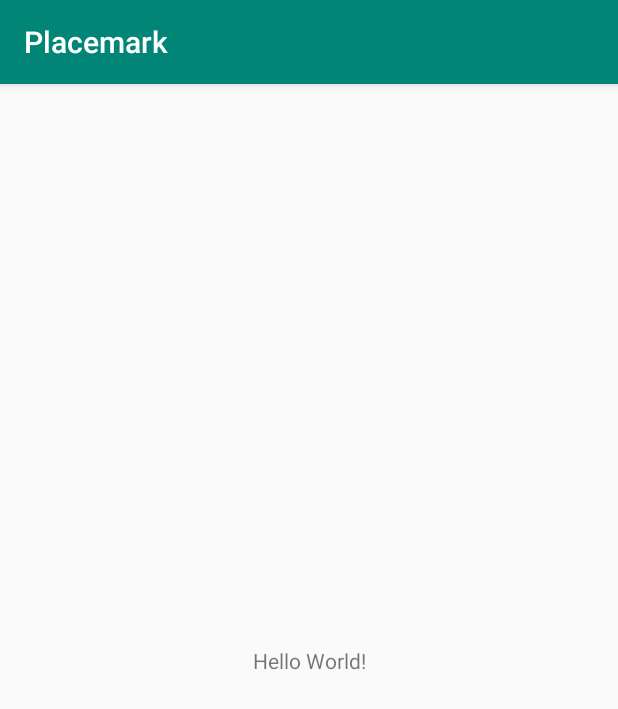
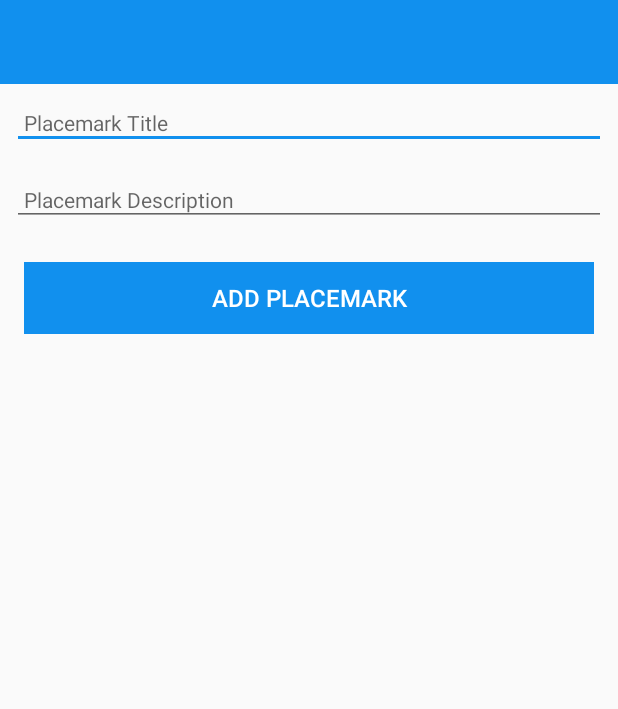
Before and after one commit to ddrohan/placemark, an Android app: the screen it shows after launch (PlacemarkActivity), on a phone screen of 412 x 824 dp. Shown: the top 709 px of the screen. Run offline under Robolectric (Android 15) with nearby library versions, the phone set to English and light mode, and no system bars.

Commit message:
Added Model and Storing to Arraylist

```diff
--- a/app/build.gradle
+++ b/app/build.gradle
@@ -28,6 +28,7 @@ dependencies {
     implementation 'com.android.support:appcompat-v7:28.0.0'
     implementation 'com.android.support.constraint:constraint-layout:1.1.3'
     implementation 'org.jetbrains.anko:anko-commons:0.10.8'
+    implementation 'com.android.support:design:28.0.0'
 
     testImplementation 'junit:junit:4.12'
     androidTestImplementation 'com.android.support.test:runner:1.0.2'
--- a/app/src/main/AndroidManifest.xml
+++ b/app/src/main/AndroidManifest.xml
@@ -9,7 +9,7 @@
             android:roundIcon="@mipmap/ic_launcher_round"
             android:supportsRtl="true"
             android:theme="@style/AppTheme">
-        <activity android:name=".PlacemarkActivity">
+        <activity android:name=".activities.PlacemarkActivity">
             <intent-filter>
                 <action android:name="android.intent.action.MAIN"/>
 
--- a/app/src/main/java/org/wit/placemark/PlacemarkActivity.kt
+++ /dev/null
@@ -1,16 +0,0 @@
-package org.wit.placemark
-
-import android.support.v7.app.AppCompatActivity
-import android.os.Bundle
-import org.jetbrains.anko.AnkoLogger
-import org.jetbrains.anko.info
-
-class PlacemarkActivity : AppCompatActivity(), AnkoLogger {
-
-    override fun onCreate(savedInstanceState: Bundle?) {
-        super.onCreate(savedInstanceState)
-        setContentView(R.layout.activity_placemark)
-
-        info("Placemark Activity started..")
-    }
-}
--- /dev/null
+++ b/app/src/main/java/org/wit/placemark/activities/PlacemarkActivity.kt
@@ -0,0 +1,34 @@
+package org.wit.placemark.activities
+
+import android.support.v7.app.AppCompatActivity
+import android.os.Bundle
+import kotlinx.android.synthetic.main.activity_placemark.*
+import org.jetbrains.anko.AnkoLogger
+import org.jetbrains.anko.info
+import org.jetbrains.anko.toast
+import org.wit.placemark.R
+import org.wit.placemarks.models.PlacemarkModel
+
+class PlacemarkActivity : AppCompatActivity(), AnkoLogger {
+
+    var placemark = PlacemarkModel()
+    val placemarks = ArrayList<PlacemarkModel>()
+
+    override fun onCreate(savedInstanceState: Bundle?) {
+        super.onCreate(savedInstanceState)
+        setContentView(R.layout.activity_placemark)
+
+        btnAdd.setOnClickListener() {
+            placemark.title = placemarkTitle.text.toString()
+            placemark.description = placemarkDescription.text.toString()
+
+            if (placemark.title.isNotEmpty() &&  placemark.description.isNotEmpty()) {
+                placemarks.add(placemark)
+                info("added : $placemarks")
+            }
+            else {
+                toast ("Please Enter a title")
+            }
+        }
+    }
+}
--- /dev/null
+++ b/app/src/main/java/org/wit/placemarks/models/PlacemarkModel.kt
@@ -0,0 +1,3 @@
+package org.wit.placemarks.models
+
+data class PlacemarkModel(var title: String = "", var description: String = "")
--- a/app/src/main/res/layout/activity_placemark.xml
+++ b/app/src/main/res/layout/activity_placemark.xml
@@ -1,19 +1,87 @@
 <?xml version="1.0" encoding="utf-8"?>
 <android.support.constraint.ConstraintLayout
         xmlns:android="http://schemas.android.com/apk/res/android"
+        xmlns:app="http://schemas.android.com/apk/res-auto"
         xmlns:tools="http://schemas.android.com/tools"
-        xmlns:app="http://schemas.android.com/apk/res-auto"
         android:layout_width="match_parent"
         android:layout_height="match_parent"
-        tools:context=".PlacemarkActivity">
+        tools:context="org.wit.placemark.activities.PlacemarkActivity">
 
-    <TextView
-            android:layout_width="wrap_content"
-            android:layout_height="wrap_content"
-            android:text="Hello World!"
+    <RelativeLayout
+            android:layout_width="match_parent"
+            android:layout_height="match_parent"
             app:layout_constraintBottom_toBottomOf="parent"
             app:layout_constraintLeft_toLeftOf="parent"
             app:layout_constraintRight_toRightOf="parent"
-            app:layout_constraintTop_toTopOf="parent"/>
+            app:layout_constraintTop_toTopOf="parent">
 
+        <android.support.design.widget.AppBarLayout
+                android:id="@+id/appBarLayout"
+                android:layout_width="match_parent"
+                android:layout_height="wrap_content"
+                android:background="@color/colorAccent"
+                android:fitsSystemWindows="true"
+                app:elevation="0dip"
+                app:theme="@style/ThemeOverlay.AppCompat.Dark.ActionBar">
+
+            <android.support.v7.widget.Toolbar
+                    android:id="@+id/toolbarAdd"
+                    android:layout_width="match_parent"
+                    android:layout_height="wrap_content"
+                    app:titleTextColor="@color/colorPrimary"/>
+        </android.support.design.widget.AppBarLayout>
+
+        <ScrollView
+                android:layout_width="match_parent"
+                android:layout_height="match_parent"
+                android:layout_below="@id/appBarLayout"
+                android:fillViewport="true">
+
+            <LinearLayout
+                    android:layout_width="match_parent"
+                    android:layout_height="wrap_content"
+                    android:orientation="vertical">
+
+                <android.support.design.widget.TextInputEditText
+                        android:id="@+id/placemarkTitle"
+                        android:layout_width="match_parent"
+                        android:layout_height="wrap_content"
+                        android:layout_margin="8dp"
+                        android:hint="@string/hint_placemarkTitle"
+                        android:inputType="text"
+                        android:maxLength="25"
+                        android:maxLines="1"
+                        android:padding="8dp"
+                        android:textColor="@color/colorPrimaryDark"
+                        android:textSize="14sp"/>
+
+                <android.support.design.widget.TextInputEditText
+                        android:id="@+id/placemarkDescription"
+                        android:layout_width="match_parent"
+                        android:layout_height="wrap_content"
+                        android:layout_margin="8dp"
+                        android:hint="@string/hint_placemarkDescription"
+                        android:inputType="text"
+                        android:maxLength="25"
+                        android:maxLines="1"
+                        android:padding="8dp"
+                        android:textColor="@color/colorPrimaryDark"
+                        android:textSize="14sp"/>
+
+                <Button
+                        android:id="@+id/btnAdd"
+                        android:layout_width="match_parent"
+                        android:layout_height="wrap_content"
+                        android:layout_margin="16dp"
+                        android:background="@color/colorAccent"
+                        android:paddingBottom="8dp"
+                        android:paddingTop="8dp"
+                        android:stateListAnimator="@null"
+                        android:text="@string/button_addPlacemark"
+                        android:textColor="@color/colorPrimary"
+                        android:textSize="16sp"/>
+            </LinearLayout>
+        </ScrollView>
+
+    </RelativeLayout>
 </android.support.constraint.ConstraintLayout>
--- a/app/src/main/res/values/colors.xml
+++ b/app/src/main/res/values/colors.xml
@@ -1,6 +1,6 @@
 <?xml version="1.0" encoding="utf-8"?>
 <resources>
-    <color name="colorPrimary">#008577</color>
-    <color name="colorPrimaryDark">#00574B</color>
-    <color name="colorAccent">#D81B60</color>
+    <color name="colorPrimary">#FFFFFF</color>
+    <color name="colorPrimaryDark">#000000</color>
+    <color name="colorAccent">#1190EE</color>
 </resources>
--- a/app/src/main/res/values/strings.xml
+++ b/app/src/main/res/values/strings.xml
@@ -1,3 +1,6 @@
 <resources>
     <string name="app_name">Placemark</string>
+    <string name="button_addPlacemark">Add Placemark</string>
+    <string name="hint_placemarkTitle">Placemark Title</string>
+    <string name="hint_placemarkDescription">Placemark Description</string>
 </resources>
--- a/app/src/main/res/values/styles.xml
+++ b/app/src/main/res/values/styles.xml
@@ -1,7 +1,7 @@
 <resources>
 
     <!-- Base application theme. -->
-    <style name="AppTheme" parent="Theme.AppCompat.Light.DarkActionBar">
+    <style name="AppTheme" parent="Theme.AppCompat.Light.NoActionBar">
         <!-- Customize your theme here. -->
         <item name="colorPrimary">@color/colorPrimary</item>
         <item name="colorPrimaryDark">@color/colorPrimaryDark</item>
```
